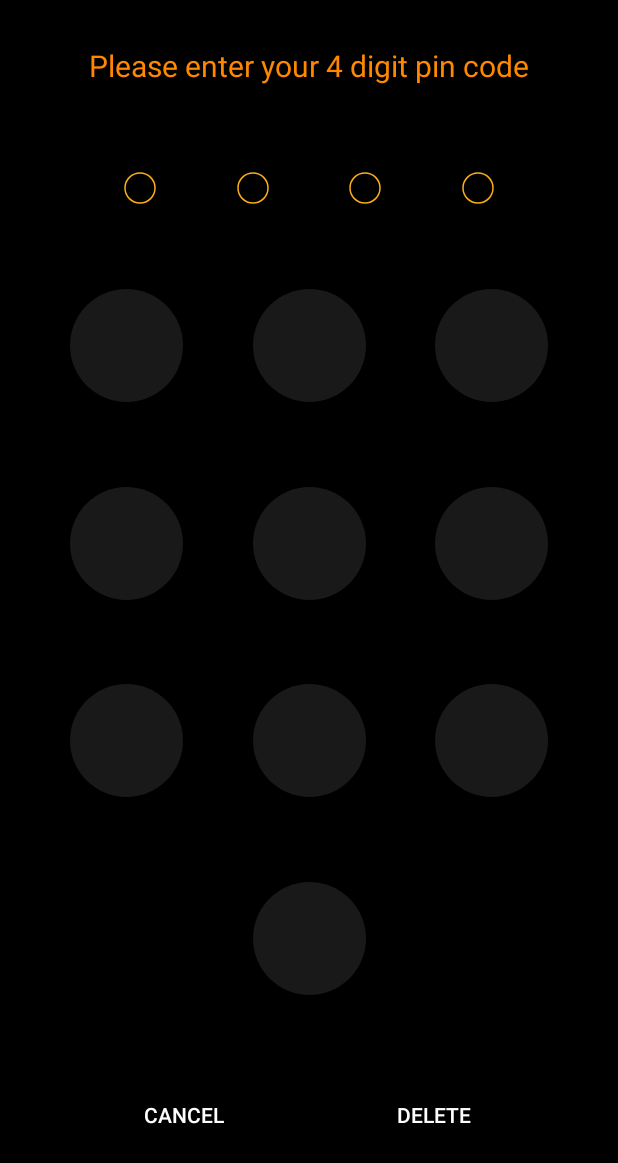
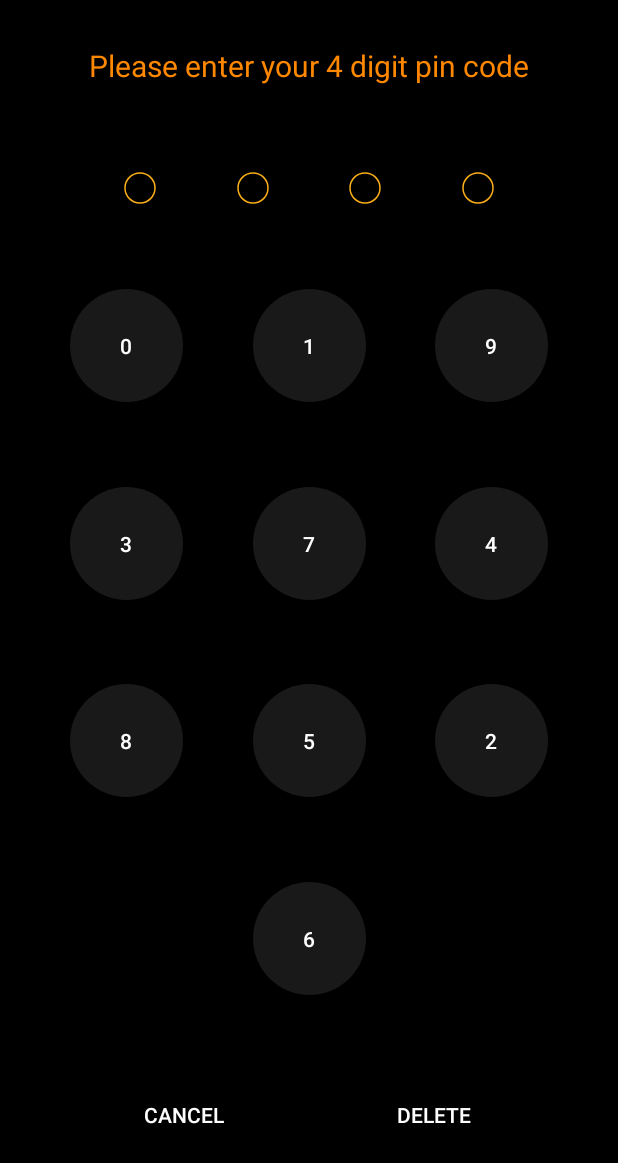
Before and after one commit to andriiyarosh/password-app, an Android app: the screen it shows after launch (MainActivity), on a phone screen of 412 x 824 dp. Shown: the top 1163 px of the screen. Run offline under Robolectric (Android 15) with nearby library versions, the phone set to English and light mode, and no system bars; our stand-ins replace Dagger/Hilt's generated code.

Commit message:
small design updates, code refactoring

```diff
--- a/app/src/main/AndroidManifest.xml
+++ b/app/src/main/AndroidManifest.xml
@@ -3,6 +3,7 @@
     package="com.example.slickypasscode">
 
     <application
+        android:name=".PasswordApplication"
         android:allowBackup="true"
         android:icon="@mipmap/ic_launcher"
         android:label="@string/app_name"
@@ -14,9 +15,9 @@
             android:name=".ui.MainActivity"
             android:configChanges="keyboard|keyboardHidden|orientation|screenSize"
             android:label="@string/app_name"
-            android:theme="@style/Theme.AppCompat.DayNight.NoActionBar"
             android:launchMode="singleTask"
             android:screenOrientation="portrait"
+            android:theme="@style/Theme.AppCompat.DayNight.NoActionBar"
             android:windowSoftInputMode="adjustPan">
             <intent-filter>
                 <action android:name="android.intent.action.MAIN" />
--- a/app/src/main/java/com/example/slickypasscode/repository/MainRepository.kt
+++ b/app/src/main/java/com/example/slickypasscode/repository/MainRepository.kt
@@ -1,15 +1,13 @@
 package com.example.slickypasscode.repository
 
-import android.text.style.TtsSpan
 import com.example.slickypasscode.network.ServerInterface
-import java.util.*
 
 interface MainRepository {
 
     suspend fun getPasscodeData(): PasscodeRequestResult
 
     sealed class PasscodeRequestResult {
-        data class SuccessRequest(val password: String, val digits: LinkedList<Int>): PasscodeRequestResult()
+        data class SuccessRequest(val password: String, val digits: ArrayList<Int>): PasscodeRequestResult()
         object FailureRequest: PasscodeRequestResult()
     }
 
@@ -32,7 +30,7 @@ interface MainRepository {
                     val data = result.value ?: throw IllegalArgumentException("Cannot receive password data")
                     PasscodeRequestResult.SuccessRequest(
                         data[ServerInterface.ResultKeys.CODE] as String,
-                        data[ServerInterface.ResultKeys.SETUP] as LinkedList<Int>
+                        (data[ServerInterface.ResultKeys.SETUP] as ArrayList<*>).map { it as Int } as ArrayList<Int>
                     )
                 }
                 ServerInterface.NetworkResult.FAILURE -> PasscodeRequestResult.FailureRequest
--- a/app/src/main/java/com/example/slickypasscode/ui/MainActivity.kt
+++ b/app/src/main/java/com/example/slickypasscode/ui/MainActivity.kt
@@ -1,38 +1,25 @@
 package com.example.slickypasscode.ui
 
 import android.os.Bundle
+import android.util.Log
+import android.view.View
 import android.widget.Button
-import android.widget.ImageButton
+import android.widget.ImageView
 import androidx.appcompat.app.AppCompatActivity
+import androidx.core.content.ContextCompat
 import androidx.lifecycle.Observer
 import androidx.lifecycle.ViewModelProvider
 import com.example.slickypasscode.R
 import com.example.slickypasscode.viewModel.MainViewModel
+import dagger.hilt.android.AndroidEntryPoint
 import kotlinx.android.synthetic.main.passcode_entry_layout.*
 import java.util.*
 
+@AndroidEntryPoint
 class MainActivity : AppCompatActivity() {
 
-    private val digitsViewsList = LinkedList<Button>()
-
-    private val viewModel by lazy { ViewModelProvider(this)[MainViewModel::class.java] }
-
-    override fun onCreate(savedInstanceState: Bundle?) {
-        super.onCreate(savedInstanceState)
-        setContentView(R.layout.passcode_entry_layout)
-        viewModel.fetchPasswordData()
-
-        initDigitsList()
-
-        viewModel.digits.observe(this, Observer {
-            it.forEachIndexed { index, i ->
-                digitsViewsList[index].text = i
-            }
-        })
-    }
-
-    private fun initDigitsList() {
-        with(digitsViewsList) {
+    private val digitsViewsList by lazy {
+        LinkedList<Button>().apply {
             add(top_left)
             add(top_center)
             add(top_right)
@@ -45,4 +32,87 @@ class MainActivity : AppCompatActivity() {
             add(bottom)
         }
     }
+
+    private val passwordViewList by lazy {
+        LinkedList<ImageView>().apply {
+            add(pin_first)
+            add(pin_second)
+            add(pin_third)
+            add(pin_fourth)
+        }
+    }
+
+    private val viewModel by lazy { ViewModelProvider(this)[MainViewModel::class.java] }
+
+    override fun onCreate(savedInstanceState: Bundle?) {
+        super.onCreate(savedInstanceState)
+        setContentView(R.layout.passcode_entry_layout)
+        viewModel.fetchPasswordData()
+
+        initDigits()
+
+        button_delete.setOnClickListener {
+            viewModel.deleteInput()
+        }
+        button_cancel.setOnClickListener {
+            viewModel.cleanInput()
+        }
+
+        viewModel.currentPasswordLD.observe(this, Observer {
+            drawFilledPasswordViews(it)
+        })
+
+        viewModel.digits.observe(this, Observer {
+            it.forEachIndexed { index, i ->
+                digitsViewsList[index].text = i.toString()
+            }
+        })
+
+        viewModel.validationResult.observe(this, Observer {
+            handleValidationResult(it)
+        })
+    }
+
+    private fun drawFilledPasswordViews(filledCount: Int) {
+        passwordViewList.forEach { passwordView ->
+            passwordView.setImageDrawable(
+                ContextCompat.getDrawable(
+                    this,
+                    R.drawable.ic_progressempty
+                )
+            )
+        }
+
+        passwordViewList.subList(0, filledCount).forEach { imageView ->
+            imageView.setImageDrawable(
+                ContextCompat.getDrawable(this, R.drawable.ic_progressfull)
+            )
+        }
+    }
+
+    private fun initDigits() {
+        digitsViewsList.forEach { button ->
+            button.setOnClickListener {
+                it as Button
+                viewModel.addInput(it.text.toString().toInt())
+            }
+        }
+    }
+
+    private fun handleValidationResult(validationState: MainViewModel.ValidationState) {
+        progress_circular.visibility = View.INVISIBLE
+        passwordViewList.onEach { it.visibility = View.VISIBLE }
+        when(validationState) {
+            MainViewModel.ValidationState.STARTED -> {
+                passwordViewList.onEach { it.visibility = View.INVISIBLE }
+                progress_circular.visibility = View.VISIBLE
+            }
+            MainViewModel.ValidationState.VALID -> {
+                Log.i(MainActivity::class.simpleName, "validation succeed")
+            }
+            MainViewModel.ValidationState.INVALID -> {
+                Log.i(MainActivity::class.simpleName, "validation failed")
+            }
+        }
+    }
 }
--- a/app/src/main/res/drawable-v24/drawable-v21/circle_highlighted.xml
+++ /dev/null
@@ -1,6 +0,0 @@
-<?xml version="1.0" encoding="UTF-8"?><vector xmlns:aapt="http://schemas.android.com/aapt" xmlns:android="http://schemas.android.com/apk/res/android" android:height="75dp" android:viewportHeight="75.0" android:viewportWidth="75.0" android:width="75dp">
-<group>
-<clip-path android:pathData="M 37.5 75 C 58.210938 75 75 58.210938 75 37.5 C 75 16.789062 58.210938 0 37.5 0 C 16.789062 0 0 16.789062 0 37.5 C 0 58.210938 16.789062 75 37.5 75 Z M 37.5 75 "/>
-<path android:fillAlpha="0.4" android:fillColor="#FFFFFFFF" android:pathData="M 0.0 0.0 H 75.0 V 75.0 H 0.0 V 0.0 Z" android:strokeWidth="1.0"/>
-</group>
-</vector>
--- /dev/null
+++ b/app/src/main/res/drawable/circle_selector.xml
@@ -0,0 +1,5 @@
+<?xml version="1.0" encoding="utf-8"?>
+<selector xmlns:android="http://schemas.android.com/apk/res/android">
+    <item android:state_pressed="true" android:drawable="@drawable/ic_circlehighlighted" />
+    <item android:state_pressed="false" android:drawable="@drawable/ic_circleregular" />
+</selector>
--- a/app/src/main/res/layout/passcode_entry_layout.xml
+++ b/app/src/main/res/layout/passcode_entry_layout.xml
@@ -18,6 +18,18 @@
         app:layout_constraintStart_toStartOf="parent"
         app:layout_constraintTop_toBottomOf="@id/pin_first"
         app:layout_constraintTop_toTopOf="parent" />
+
+    <ProgressBar
+        android:id="@+id/progress_circular"
+        style="@style/Widget.AppCompat.ProgressBar"
+        android:layout_width="wrap_content"
+        android:layout_height="wrap_content"
+        android:theme="@style/CircularProgress"
+        android:visibility="invisible"
+        app:layout_constraintBottom_toTopOf="@id/top_left"
+        app:layout_constraintEnd_toEndOf="parent"
+        app:layout_constraintStart_toStartOf="parent"
+        app:layout_constraintTop_toBottomOf="@id/title" />
 
     <ImageView
         android:id="@+id/pin_first"
@@ -54,8 +66,8 @@
         android:id="@+id/pin_fourth"
         android:layout_width="wrap_content"
         android:layout_height="wrap_content"
+        android:layout_marginEnd="30dp"
         android:src="@drawable/ic_progressempty"
-        android:layout_marginEnd="30dp"
         app:layout_constraintBottom_toBottomOf="@id/pin_first"
         app:layout_constraintEnd_toEndOf="parent"
         app:layout_constraintStart_toEndOf="@id/pin_third"
@@ -65,7 +77,9 @@
         android:id="@+id/top_left"
         android:layout_width="75dp"
         android:layout_height="75dp"
-        android:background="@drawable/ic_circleregular"
+        android:background="@drawable/circle_selector"
+        android:gravity="center"
+        android:textColor="#FFFFFF"
         app:layout_constraintBottom_toTopOf="@id/center_left"
         app:layout_constraintEnd_toStartOf="@id/top_center"
         app:layout_constraintStart_toStartOf="parent"
@@ -75,7 +89,9 @@
         android:id="@+id/top_center"
         android:layout_width="75dp"
         android:layout_height="75dp"
-        android:background="@drawable/ic_circleregular"
+        android:background="@drawable/circle_selector"
+        android:gravity="center"
+        android:textColor="#FFFFFF"
         app:layout_constraintEnd_toStartOf="@id/top_right"
         app:layout_constraintStart_toEndOf="@id/top_left"
         app:layout_constraintTop_toTopOf="@id/top_left" />
@@ -84,7 +100,9 @@
         android:id="@+id/top_right"
         android:layout_width="75dp"
         android:layout_height="75dp"
-        android:background="@drawable/ic_circleregular"
+        android:background="@drawable/circle_selector"
+        android:gravity="center"
+        android:textColor="#FFFFFF"
         app:layout_constraintEnd_toEndOf="parent"
         app:layout_constraintStart_toEndOf="@id/top_center"
         app:layout_constraintTop_toTopOf="@id/top_left" />
@@ -93,7 +111,9 @@
         android:id="@+id/center_left"
         android:layout_width="75dp"
         android:layout_height="75dp"
-        android:background="@drawable/ic_circleregular"
+        android:background="@drawable/circle_selector"
+        android:gravity="center"
+        android:textColor="#FFFFFF"
         app:layout_constraintBottom_toTopOf="@id/bottom_left"
         app:layout_constraintEnd_toStartOf="@id/center_center"
         app:layout_constraintStart_toStartOf="parent"
@@ -103,7 +123,9 @@
         android:id="@+id/center_center"
         android:layout_width="75dp"
         android:layout_height="75dp"
-        android:background="@drawable/ic_circleregular"
+        android:background="@drawable/circle_selector"
+        android:gravity="center"
+        android:textColor="#FFFFFF"
         app:layout_constraintEnd_toStartOf="@id/center_right"
         app:layout_constraintStart_toEndOf="@id/center_left"
         app:layout_constraintTop_toTopOf="@id/center_left" />
@@ -112,7 +134,9 @@
         android:id="@+id/center_right"
         android:layout_width="75dp"
         android:layout_height="75dp"
-        android:background="@drawable/ic_circleregular"
+        android:background="@drawable/circle_selector"
+        android:gravity="center"
+        android:textColor="#FFFFFF"
         app:layout_constraintEnd_toEndOf="parent"
         app:layout_constraintStart_toEndOf="@id/center_center"
         app:layout_constraintTop_toTopOf="@id/center_left" />
@@ -121,7 +145,9 @@
         android:id="@+id/bottom_left"
         android:layout_width="75dp"
         android:layout_height="75dp"
-        android:background="@drawable/ic_circleregular"
+        android:background="@drawable/circle_selector"
+        android:gravity="center"
+        android:textColor="#FFFFFF"
         app:layout_constraintBottom_toTopOf="@id/bottom"
         app:layout_constraintEnd_toStartOf="@id/bottom_center"
         app:layout_constraintStart_toStartOf="parent"
@@ -131,7 +157,9 @@
         android:id="@+id/bottom_center"
         android:layout_width="75dp"
         android:layout_height="75dp"
-        android:background="@drawable/ic_circleregular"
+        android:background="@drawable/circle_selector"
+        android:gravity="center"
+        android:textColor="#FFFFFF"
         app:layout_constraintEnd_toStartOf="@id/bottom_right"
         app:layout_constraintStart_toEndOf="@id/bottom_left"
         app:layout_constraintTop_toTopOf="@id/bottom_left" />
@@ -140,7 +168,9 @@
         android:id="@+id/bottom_right"
         android:layout_width="75dp"
         android:layout_height="75dp"
-        android:background="@drawable/ic_circleregular"
+        android:background="@drawable/circle_selector"
+        android:gravity="center"
+        android:textColor="#FFFFFF"
         app:layout_constraintEnd_toEndOf="parent"
         app:layout_constraintStart_toEndOf="@id/bottom_center"
         app:layout_constraintTop_toTopOf="@id/bottom_left" />
@@ -149,7 +179,9 @@
         android:id="@+id/bottom"
         android:layout_width="75dp"
         android:layout_height="75dp"
-        android:background="@drawable/ic_circleregular"
+        android:background="@drawable/circle_selector"
+        android:gravity="center"
+        android:textColor="#FFFFFF"
         app:layout_constraintBottom_toTopOf="@id/button_cancel"
         app:layout_constraintEnd_toEndOf="parent"
         app:layout_constraintStart_toStartOf="parent"
--- a/app/src/main/res/mipmap-anydpi-v26/ic_launcher.xml
+++ /dev/null
@@ -1,5 +0,0 @@
-<?xml version="1.0" encoding="utf-8"?>
-<adaptive-icon xmlns:android="http://schemas.android.com/apk/res/android">
-    <background android:drawable="@drawable/ic_launcher_background" />
-    <foreground android:drawable="@drawable/ic_launcher_foreground" />
-</adaptive-icon>
--- a/app/src/main/res/mipmap-anydpi-v26/ic_launcher_round.xml
+++ /dev/null
@@ -1,5 +0,0 @@
-<?xml version="1.0" encoding="utf-8"?>
-<adaptive-icon xmlns:android="http://schemas.android.com/apk/res/android">
-    <background android:drawable="@drawable/ic_launcher_background" />
-    <foreground android:drawable="@drawable/ic_launcher_foreground" />
-</adaptive-icon>
--- a/app/src/main/res/values/colors.xml
+++ b/app/src/main/res/values/colors.xml
@@ -2,5 +2,5 @@
 <resources>
     <color name="colorPrimary">#6200EE</color>
     <color name="colorPrimaryDark">#3700B3</color>
-    <color name="colorAccent">#03DAC5</color>
+    <color name="colorAccent">#fbae17</color>
 </resources>
--- a/app/src/main/res/values/styles.xml
+++ b/app/src/main/res/values/styles.xml
@@ -7,4 +7,8 @@
         <item name="colorAccent">@color/colorAccent</item>
     </style>
 
+    <style name="CircularProgress" parent="Theme.AppCompat.Light">
+        <item name="colorAccent">@color/colorAccent</item>
+    </style>
+
 </resources>
```
Also changed, not shown: app/src/main/java/com/example/slickypasscode/viewModel/MainViewModel.kt (+73 -10 lines), app/src/main/res/drawable-v24/ic_launcher_foreground.xml (deleted, +0 -30 lines), 1 other file.
